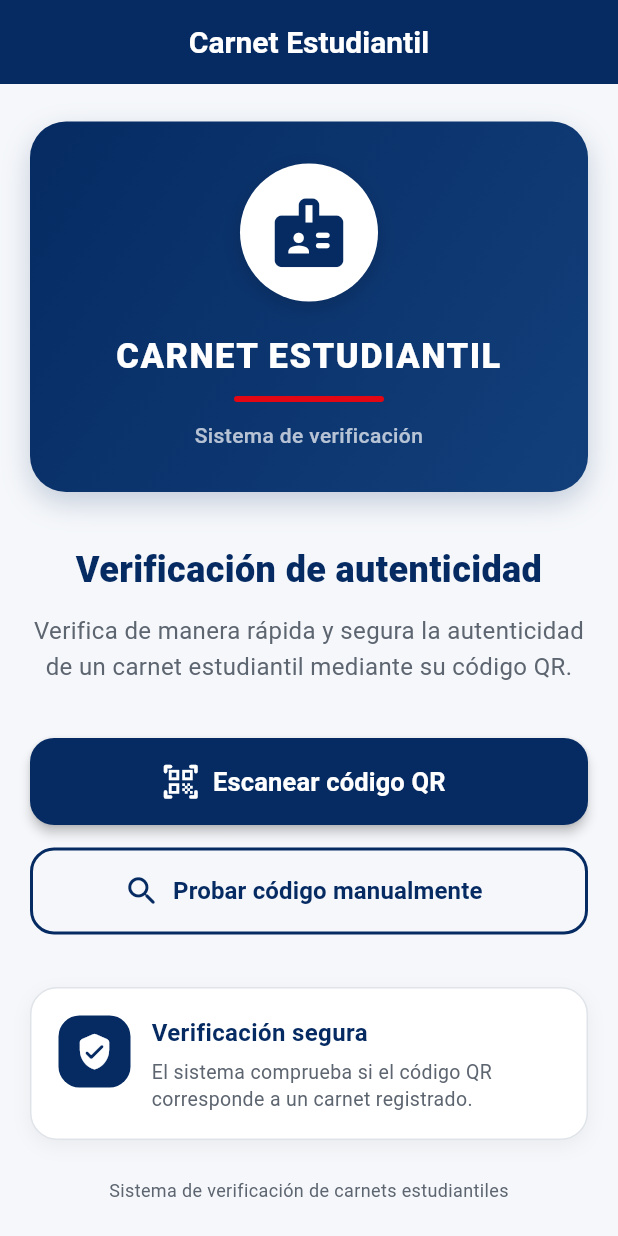
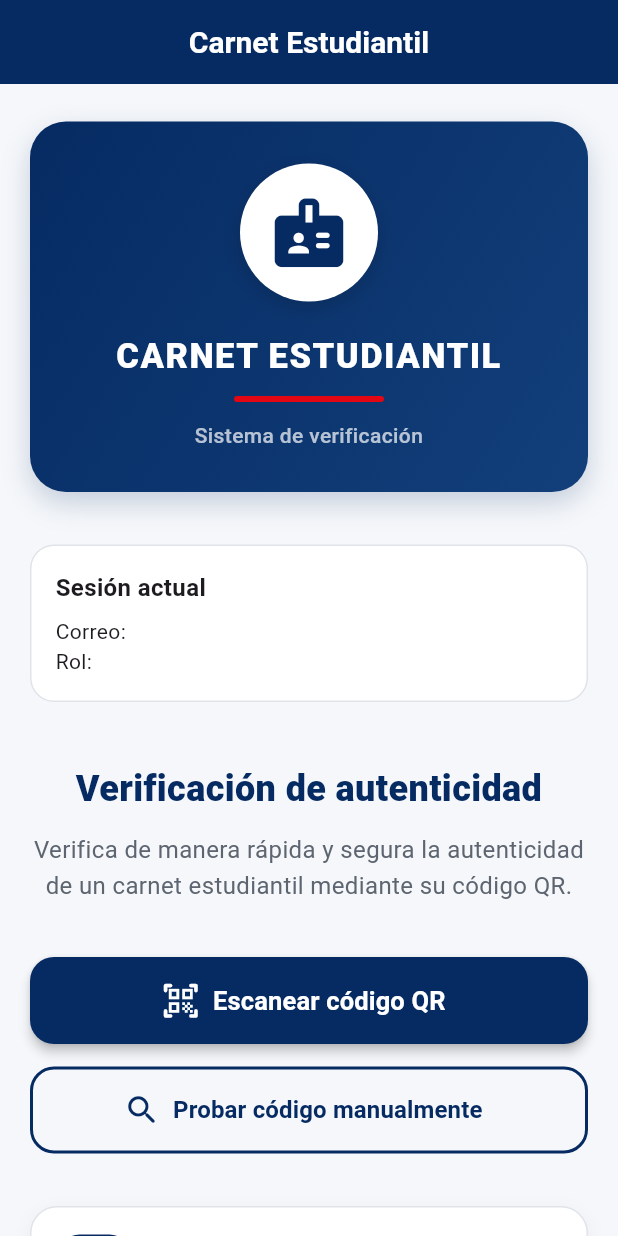
Before and after one commit to Anib-28/Aplicacion-Validacion-en-dart, a Flutter app: the HomeScreen screen opened directly, on a phone screen of 412 x 824 dp. Run offline on Flutter 3.47's test engine with Material 3 defaults, Android fonts, the phone set to English and light mode, and no system bars; our stand-ins replace qr_flutter, shared_preferences; missing offline and left inert: mobile_scanner, msal_auth; accounts and stored records are empty.

Commit message:
Pruebas del funcionamiento de la aplicación

```diff
--- a/lib/screens/home_screen.dart
+++ b/lib/screens/home_screen.dart
@@ -1,10 +1,81 @@
 import 'package:flutter/material.dart';
 
+import '../models/carnet.dart';
+import '../services/api_service.dart';
+import '../services/local_auth_service.dart';
 import 'scanner_screen.dart';
 import 'test_qr_screen.dart';
+import 'digital_carnet_screen.dart';
 
-class HomeScreen extends StatelessWidget {
+class HomeScreen extends StatefulWidget {
   const HomeScreen({super.key});
+
+  @override
+  State<HomeScreen> createState() => _HomeScreenState();
+}
+
+class _HomeScreenState extends State<HomeScreen> {
+  final LocalAuthService _authService = LocalAuthService();
+
+  String _correo = '';
+  String _rol = '';
+  bool _cargandoSesion = true;
+
+  final ApiService _apiService = ApiService();
+
+  Carnet? _miCarnet;
+  bool _cargandoCarnet = true;
+  String? _errorCarnet;
+
+  @override
+  void initState() {
+    super.initState();
+    _cargarSesion();
+  }
+
+  Future<void> _cargarSesion() async {
+    final correo = await _authService.obtenerCorreo();
+    final rol = await _authService.obtenerRol();
+
+    if (!mounted) return;
+
+    setState(() {
+      _correo = correo ?? '';
+      _rol = rol ?? '';
+      _cargandoSesion = false;
+    });
+
+    if (rol?.toUpperCase() == 'ESTUDIANTE') {
+      await _cargarMiCarnet();
+    } else {
+      if (!mounted) return;
+
+      setState(() {
+        _cargandoCarnet = false;
+      });
+    }
+  }
+
+  Future<void> _cargarMiCarnet() async {
+    try {
+      final carnet = await _apiService.obtenerMiCarnet();
+
+      if (!mounted) return;
+
+      setState(() {
+        _miCarnet = carnet;
+        _cargandoCarnet = false;
+        _errorCarnet = null;
+      });
+    } catch (e) {
+      if (!mounted) return;
+
+      setState(() {
+        _cargandoCarnet = false;
+        _errorCarnet = e.toString();
+      });
+    }
+  }
 
   // ============================================================
   // COLORES DE LA APLICACIÓN
@@ -50,9 +121,59 @@ class HomeScreen extends StatelessWidget {
               // ==================================================
 
               _encabezado(),
-
               const SizedBox(height: 35),
 
+              if (_cargandoSesion)
+                const CircularProgressIndicator()
+              else
+                Container(
+                  width: double.infinity,
+                  padding: const EdgeInsets.all(16),
+                  decoration: BoxDecoration(
+                    color: Colors.white,
+                    borderRadius: BorderRadius.circular(16),
+                    border: Border.all(color: const Color(0xFFE0E4E9)),
+                  ),
+                  child: Column(
+                    crossAxisAlignment: CrossAxisAlignment.start,
+                    children: [
+                      const Text(
+                        'Sesión actual',
+                        style: TextStyle(
+                          fontSize: 16,
+                          fontWeight: FontWeight.bold,
+                        ),
+                      ),
+                      const SizedBox(height: 8),
+                      Text('Correo: $_correo'),
+                      Text('Rol: $_rol'),
+                    ],
+                  ),
+                ),
+              const SizedBox(height: 16),
+
+              if (_cargandoCarnet)
+                const Center(child: CircularProgressIndicator())
+              else if (_errorCarnet != null)
+                Container(
+                  width: double.infinity,
+                  padding: const EdgeInsets.all(16),
+                  decoration: BoxDecoration(
+                    color: Colors.white,
+                    borderRadius: BorderRadius.circular(16),
+                    border: Border.all(color: const Color(0xFFE0E4E9)),
+                  ),
+                  child: Text(
+                    'No se pudo cargar tu carnet.',
+                    style: const TextStyle(
+                      fontSize: 15,
+                      fontWeight: FontWeight.w500,
+                    ),
+                  ),
+                )
+              else if (_miCarnet != null)
+                _tarjetaMiCarnet(),
+              const SizedBox(height: 25),
               // ==================================================
               // DESCRIPCIÓN
               // ==================================================
@@ -117,6 +238,73 @@ class HomeScreen extends StatelessWidget {
     );
   }
 
+  Widget _tarjetaMiCarnet() {
+    final carnet = _miCarnet!;
+
+    return Container(
+      width: double.infinity,
+      padding: const EdgeInsets.all(18),
+      decoration: BoxDecoration(
+        color: Colors.white,
+        borderRadius: BorderRadius.circular(18),
+        border: Border.all(color: const Color(0xFFE0E4E9)),
+      ),
+      child: Column(
+        children: [
+          const Icon(Icons.badge_rounded, color: azul, size: 50),
+
+          const SizedBox(height: 10),
+
+          const Text(
+            'Mi carnet estudiantil',
+            textAlign: TextAlign.center,
+            style: TextStyle(
+              color: azul,
+              fontSize: 20,
+              fontWeight: FontWeight.bold,
+            ),
+          ),
+
+          const SizedBox(height: 6),
+
+          const Text(
+            'Tu carnet digital está disponible',
+            textAlign: TextAlign.center,
+            style: TextStyle(color: grisTexto, fontSize: 14),
+          ),
+
+          const SizedBox(height: 18),
+
+          SizedBox(
+            width: double.infinity,
+            height: 52,
+            child: ElevatedButton.icon(
+              onPressed: () {
+                Navigator.push(
+                  context,
+                  MaterialPageRoute(
+                    builder: (context) => DigitalCarnetScreen(carnet: carnet),
+                  ),
+                );
+              },
+              icon: const Icon(Icons.badge_outlined),
+              label: const Text(
+                'VER MI CARNET DIGITAL',
+                style: TextStyle(fontSize: 15, fontWeight: FontWeight.bold),
+              ),
+              style: ElevatedButton.styleFrom(
+                backgroundColor: azul,
+                foregroundColor: Colors.white,
+                shape: RoundedRectangleBorder(
+                  borderRadius: BorderRadius.circular(14),
+                ),
+              ),
+            ),
+          ),
+        ],
+      ),
+    );
+  }
   // ============================================================
   // ENCABEZADO
   // ============================================================
```
Also changed, not shown: lib/services/api_service.dart (+33 -0 lines).
